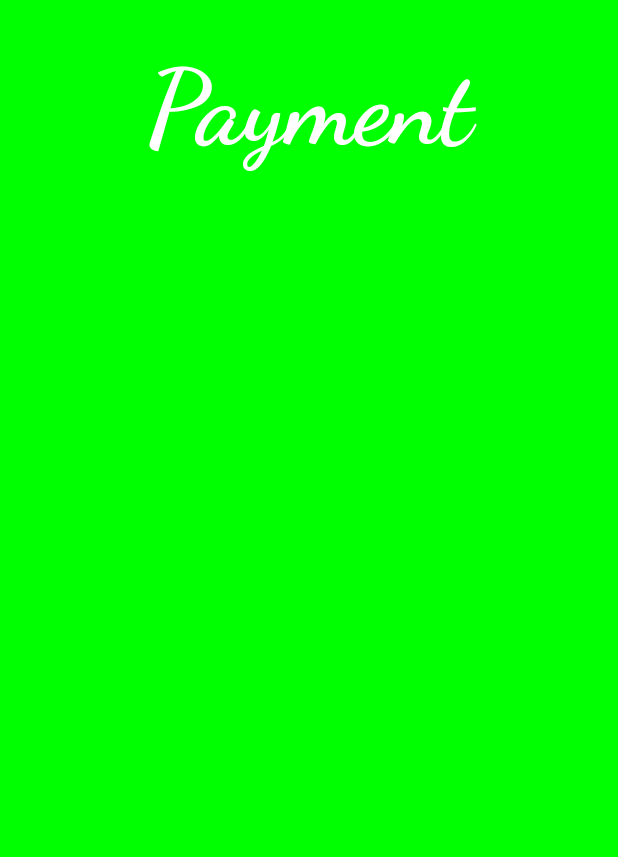
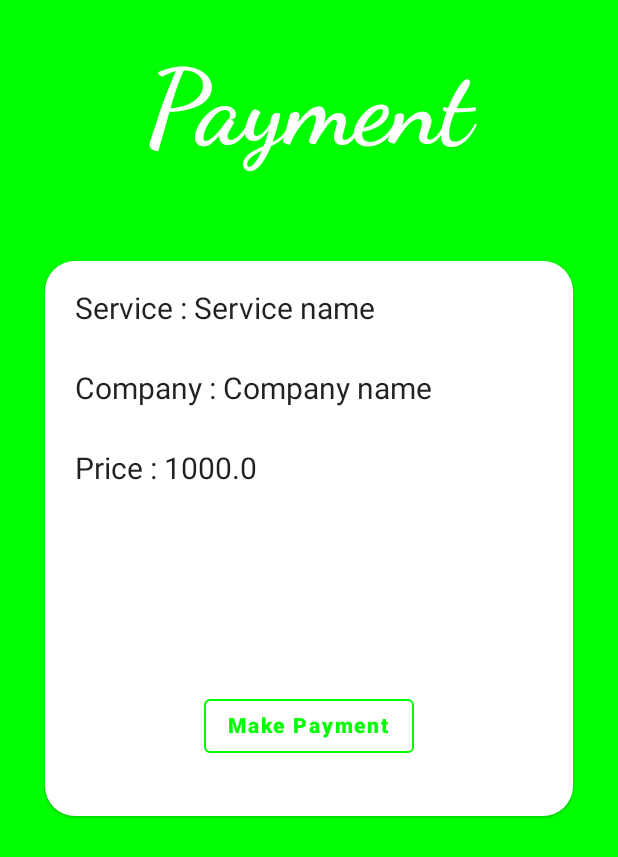
Before and after one commit to mayankjonwal02/Kepsten_App_Intern, an Android app built with Jetpack Compose: the screen it shows after launch (MainActivity), on a phone screen of 412 x 824 dp. Shown: the top 857 px of the screen. Run offline under Robolectric (Android 15) with nearby library versions, the phone set to English and light mode, and no system bars.

Commit message:
updated payment page

```diff
--- a/androidApp/src/main/java/com/example/kepstenapp1/android/UI/lists.kt
+++ b/androidApp/src/main/java/com/example/kepstenapp1/android/UI/lists.kt
@@ -12,8 +12,10 @@ import androidx.compose.foundation.gestures.forEachGesture
 import androidx.compose.foundation.layout.*
 import androidx.compose.foundation.lazy.LazyColumn
 import androidx.compose.foundation.lazy.items
+import androidx.compose.foundation.rememberScrollState
 //import androidx.compose.foundation.layout.BoxScopeInstance.align
 import androidx.compose.foundation.shape.RoundedCornerShape
+import androidx.compose.foundation.verticalScroll
 import androidx.compose.material.Card
 import androidx.compose.material.Text
 import androidx.compose.runtime.*
@@ -42,11 +44,14 @@ fun mylist(
     heading: String = "Heading",
     mylist: MutableList<String> = mutableListOf("one", "two", "three", "four")
 ) {
-    Box(modifier = Modifier.fillMaxSize().background(color = Color.White)) {
+    Box(modifier = Modifier
+        .fillMaxSize()
+        .background(color = Color.White)) {
         Column(
             modifier = Modifier
                 .padding(all = 15.dp)
                 .fillMaxHeight()
+                .verticalScroll(rememberScrollState())
                 ,
             horizontalAlignment = Alignment.CenterHorizontally
         ) {
@@ -63,8 +68,10 @@ fun mylist(
             )
             Spacer(modifier = Modifier.height(80.dp))
             LazyColumn(
+
                 contentPadding = PaddingValues(all = 20.dp),
-                verticalArrangement = Arrangement.spacedBy(40.dp)
+                verticalArrangement = Arrangement.spacedBy(40.dp),
+                modifier = Modifier.verticalScroll(rememberScrollState())
             ) {
                 items(items = mylist) { data ->
                     listitem(data)
--- a/androidApp/src/main/java/com/example/kepstenapp1/android/UI/paymentscreen.kt
+++ b/androidApp/src/main/java/com/example/kepstenapp1/android/UI/paymentscreen.kt
@@ -1,10 +1,16 @@
 package com.example.kepstenapp1.android.UI
 
+import androidx.compose.foundation.BorderStroke
 import androidx.compose.foundation.background
+import androidx.compose.foundation.gestures.scrollable
 import androidx.compose.foundation.layout.*
+import androidx.compose.foundation.rememberScrollState
+import androidx.compose.foundation.shape.RoundedCornerShape
+import androidx.compose.foundation.verticalScroll
+import androidx.compose.material.*
+import androidx.compose.material.SnackbarDefaults.backgroundColor
 
 
-import androidx.compose.material.Text
 import androidx.compose.runtime.Composable
 import androidx.compose.ui.Alignment
 import androidx.compose.ui.Modifier
@@ -62,10 +68,12 @@ fun payment(company:String = "Company name",service:String="Service name",amount
         .fillMaxSize()
         .background(color = Color.Green))
     {
-        Column(modifier = Modifier
-            .fillMaxSize()
-            .padding(top = 30.dp),
-            horizontalAlignment = Alignment.Start,
+        Column(
+            modifier = Modifier
+                .fillMaxSize()
+                .padding(30.dp,)
+                .verticalScroll(rememberScrollState()),
+            horizontalAlignment = Alignment.CenterHorizontally,
         )
         {
             Text(modifier = Modifier.fillMaxWidth(),
@@ -79,6 +87,46 @@ fun payment(company:String = "Company name",service:String="Service name",amount
                     textAlign = TextAlign.Center
                 )
             )
+
+            Spacer(modifier = Modifier.height(60.dp))
+
+            Card(modifier = Modifier.wrapContentSize()
+
+                ,
+
+
+            backgroundColor = Color.White,
+            shape = RoundedCornerShape(20.dp)
+            ) {
+                Column(modifier = Modifier
+
+                    .padding(20.dp),
+                    horizontalAlignment = Alignment.CenterHorizontally,
+                verticalArrangement = Arrangement.spacedBy(30.dp)) {
+//                    Spacer(modifier = Modifier.height(5.dp))
+                    Text(text = "Service : " + service, modifier = Modifier.fillMaxWidth(), style = TextStyle(fontFamily = FontFamily.Default, fontStyle = FontStyle.Normal, fontWeight = FontWeight.Normal, fontSize = 20.sp, textAlign = TextAlign.Start))
+                    Text(text = "Company : " + company, modifier = Modifier.fillMaxWidth(), style = TextStyle(fontFamily = FontFamily.Default, fontStyle = FontStyle.Normal, fontWeight = FontWeight.Normal, fontSize = 20.sp, textAlign = TextAlign.Start))
+                    Text(text = "Price : $amount",modifier = Modifier.fillMaxWidth(),  style = TextStyle(fontFamily = FontFamily.Default, fontStyle = FontStyle.Normal, fontWeight = FontWeight.Normal, fontSize = 20.sp, textAlign = TextAlign.Start))
+                    Spacer(modifier = Modifier.height(60.dp))
+                    OutlinedButton(onClick = { /* Do something */ },
+                        modifier = Modifier.padding(16.dp),
+                        border = BorderStroke(1.dp,Color.Green)
+                            , colors = ButtonDefaults.buttonColors(
+
+                            backgroundColor = Color.Transparent,
+                            contentColor = Color.Green,
+//                            disabledBackgroundColor = backgroundColor.copy(alpha = ContentAlpha.disabled),
+//                            disabledContentColor = Color.Green.copy(alpha = ContentAlpha.disabled),
+
+                        )
+
+                    ) {
+                        Text(text = "Make Payment", color = Color.Green, fontWeight = FontWeight.ExtraBold,)
+                    }
+                }
+
+
+            }
         }
     }
 }
```
